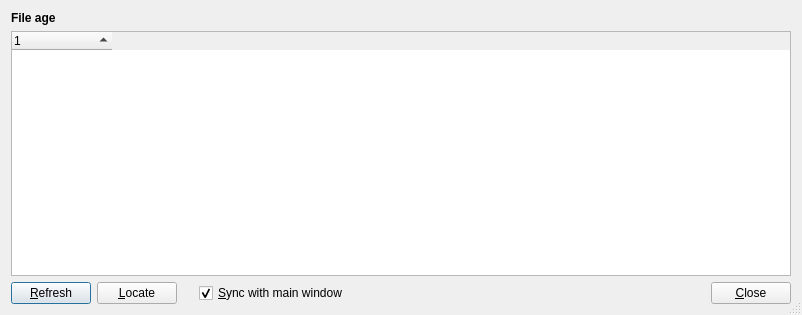
The window that src/file-age-stats-window.ui (Lithopsian/qdirstat) describes before a commit, drawn with Qt 5.
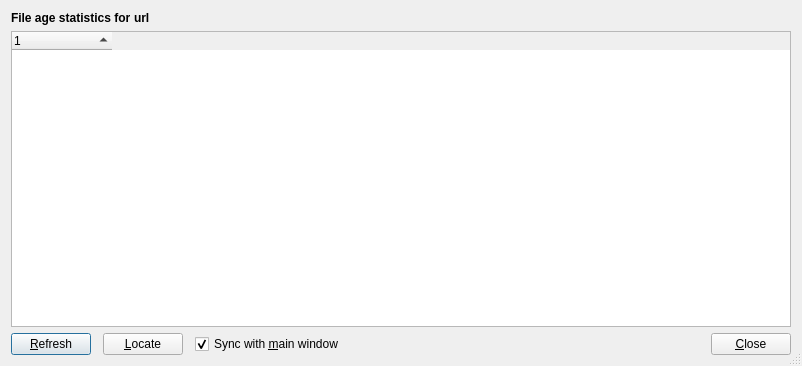
The same window after the commit.

```diff
--- a/src/file-age-stats-window.ui
+++ b/src/file-age-stats-window.ui
@@ -7,7 +7,7 @@
     <x>0</x>
     <y>0</y>
     <width>802</width>
-    <height>315</height>
+    <height>366</height>
    </rect>
   </property>
   <property name="windowTitle">
@@ -18,6 +18,11 @@
   </property>
   <layout class="QVBoxLayout" name="verticalLayout">
    <item>
+    <layout class="QHBoxLayout" name="horizontalLayout_3" stretch="0,1">
+     <property name="spacing">
+      <number>0</number>
+     </property>
+     <item>
     <widget class="QLabel" name="heading">
      <property name="font">
       <font>
@@ -26,9 +31,24 @@
       </font>
      </property>
      <property name="text">
-      <string>File age</string>
-     </property>
-    </widget>
+        <string>File age statistics for </string>
+       </property>
+      </widget>
+     </item>
+     <item>
+      <widget class="QLabel" name="headingUrl">
+       <property name="font">
+        <font>
+         <weight>75</weight>
+         <bold>true</bold>
+        </font>
+       </property>
+       <property name="text">
+        <string>url</string>
+       </property>
+      </widget>
+     </item>
+    </layout>
    </item>
    <item>
     <widget class="QTreeWidget" name="treeWidget">
@@ -49,7 +69,10 @@
     </widget>
    </item>
    <item>
-    <layout class="QHBoxLayout" name="horizontalLayout_2">
+    <layout class="QHBoxLayout" name="horizontalLayout_2" stretch="0,0,1,0">
+     <property name="spacing">
+      <number>12</number>
+     </property>
      <item>
       <widget class="QPushButton" name="refreshButton">
        <property name="text">
@@ -68,30 +91,17 @@
       </widget>
      </item>
      <item>
-      <layout class="QHBoxLayout" name="horizontalLayout">
-       <property name="leftMargin">
-        <number>16</number>
-       </property>
-       <item>
         <widget class="QCheckBox" name="syncCheckBox">
-         <property name="sizePolicy">
-          <sizepolicy hsizetype="Expanding" vsizetype="Fixed">
-           <horstretch>0</horstretch>
-           <verstretch>0</verstretch>
-          </sizepolicy>
-         </property>
          <property name="toolTip">
           <string>&lt;p style='white-space:pre'&gt;If checked: when a different directory is selected in the main&lt;br/&gt;window, the content of this window is automatically updated&lt;/p&gt;</string>
          </property>
          <property name="text">
-          <string>&amp;Sync with main window</string>
+        <string>Sync with &amp;main window</string>
          </property>
          <property name="checked">
           <bool>true</bool>
          </property>
         </widget>
-       </item>
-      </layout>
      </item>
      <item>
       <widget class="QPushButton" name="closeButton">
```
Left out of the diff: 5 changed lines with no effect on the pictures. Lines whose indentation alone changed are shown as unchanged.
